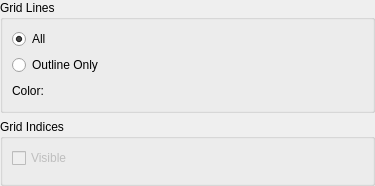
Above: libs/guibase/gridshape/gridshapesettingeditwidget.ui from i-RIC/prepost-gui before the change. Below: the same form after it.
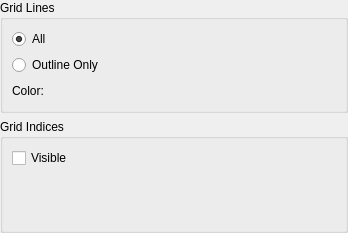
That is the form after the change. Custom widgets are drawn as their Qt base class.

What changed in the file:
```diff
--- a/libs/guibase/gridshape/gridshapesettingeditwidget.ui
+++ b/libs/guibase/gridshape/gridshapesettingeditwidget.ui
@@ -6,14 +6,14 @@
    <rect>
     <x>0</x>
     <y>0</y>
-    <width>375</width>
-    <height>186</height>
+    <width>348</width>
+    <height>233</height>
    </rect>
   </property>
   <property name="windowTitle">
    <string>Form</string>
   </property>
-  <layout class="QVBoxLayout" name="verticalLayout_3">
+  <layout class="QVBoxLayout" name="verticalLayout_3" stretch="0,1">
    <property name="leftMargin">
     <number>0</number>
    </property>
@@ -95,7 +95,7 @@
       <item>
        <widget class="QCheckBox" name="indexVisibleCheckBox">
         <property name="enabled">
-         <bool>false</bool>
+         <bool>true</bool>
         </property>
         <property name="text">
          <string>Visible</string>
```
